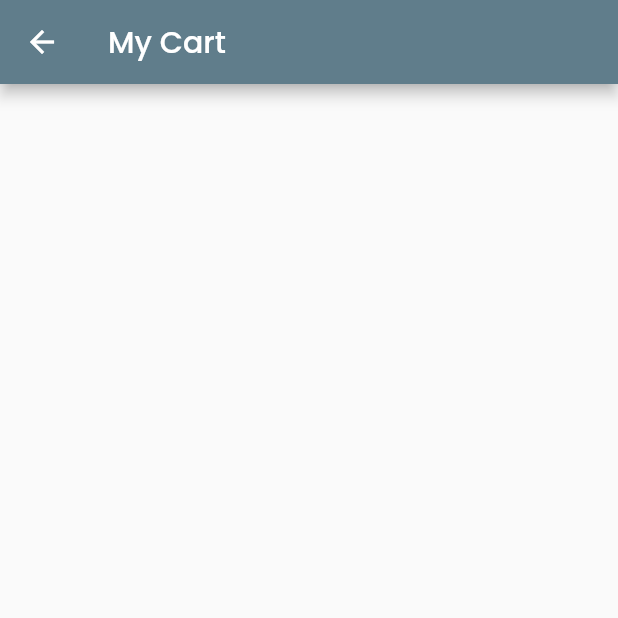
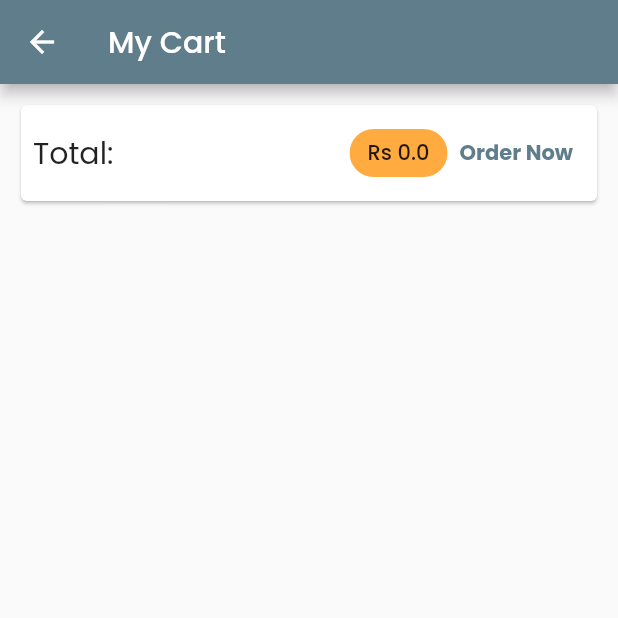
Before and after one commit to jaysoni-ash42/flutter_udemy_class_projects, a Flutter app: the CartScreen screen opened directly, on a phone screen of 412 x 824 dp, the top half of it. Run offline on Flutter 3.47's test engine with Material 2 defaults, Android fonts, the phone set to English and light mode, and no system bars; network calls fail.

Commit message:
added more pages

```diff
--- a/shop_app/lib/providers/cart.dart
+++ b/shop_app/lib/providers/cart.dart
@@ -18,7 +18,7 @@ class CartItem {
 }
 
 class Cart with ChangeNotifier {
-  final Map<String, CartItem> _cartItem = {};
+  Map<String, CartItem> _cartItem = {};
 
   Map<String, CartItem> get getCartItems {
     return {..._cartItem};
@@ -26,6 +26,14 @@ class Cart with ChangeNotifier {
 
   int get totalCartItems {
     return _cartItem.length;
+  }
+
+  double get totalAmount {
+    var totalCount = 0.0;
+    _cartItem.forEach((key, value) {
+      totalCount += value.price * value.quantity;
+    });
+    return totalCount;
   }
 
   void addItem(String id, double price, String imageUrl, String description,
@@ -39,7 +47,7 @@ class Cart with ChangeNotifier {
               description: value.description,
               imageUrl: imageUrl,
               price: price,
-              quantity: quantity + 1,
+              quantity: value.quantity + quantity,
               title: value.title));
     } else {
       _cartItem.putIfAbsent(
@@ -54,4 +62,14 @@ class Cart with ChangeNotifier {
     }
     notifyListeners();
   }
+
+  void deleteItem(String productId) {
+    _cartItem.remove(productId);
+    notifyListeners();
+  }
+
+  void clearCart() {
+    _cartItem = {};
+    notifyListeners();
+  }
 }
--- a/shop_app/lib/screens/cart_screen.dart
+++ b/shop_app/lib/screens/cart_screen.dart
@@ -1,13 +1,67 @@
 import 'package:flutter/material.dart';
+import 'package:provider/provider.dart';
+import 'package:shop_app/providers/order.dart';
+import '../providers/cart.dart' show Cart;
+import '../widgets/cart_item.dart';
 
 class CartScreen extends StatelessWidget {
   const CartScreen({Key? key}) : super(key: key);
 
   @override
   Widget build(BuildContext context) {
+    final totalAmount = Provider.of<Cart>(context).totalAmount;
+    final totalItems = Provider.of<Cart>(context).totalCartItems;
+    final cart = Provider.of<Cart>(context).getCartItems;
+    final clearCart = Provider.of<Cart>(context).clearCart;
+    final addOrder = Provider.of<Order>(context).addOrder;
     return Scaffold(
         appBar: AppBar(title: const Text("My Cart")),
-        body: Container(//TODO add cart ui
-            ));
+        body: Container(
+            margin: const EdgeInsets.all(10.0),
+            child: Column(
+              children: <Widget>[
+                Card(
+                  child: Padding(
+                    padding: const EdgeInsets.all(8.0),
+                    child: Row(
+                      mainAxisAlignment: MainAxisAlignment.spaceBetween,
+                      children: [
+                        const Text("Total:", style: TextStyle(fontSize: 20)),
+                        const Spacer(),
+                        Chip(
+                          label: Text("Rs $totalAmount"),
+                          backgroundColor:
+                              Theme.of(context).colorScheme.secondary,
+                        ),
+                        TextButton(
+                            onPressed: () {
+                              addOrder(cart.values.toList(), totalAmount);
+                              clearCart();
+                            },
+                            child: const Text(
+                              "Order Now",
+                              style: TextStyle(fontWeight: FontWeight.bold),
+                            )),
+                      ],
+                    ),
+                  ),
+                ),
+                const SizedBox(
+                  height: 10,
+                ),
+                Expanded(
+                    child: ListView.builder(
+                        itemCount: totalItems,
+                        itemBuilder: (ctx, i) => CartItem(
+                              id: cart.values.toList()[i].id,
+                              description: cart.values.toList()[i].description,
+                              imageUrl: cart.values.toList()[i].imageUrl,
+                              price: cart.values.toList()[i].price,
+                              quantity: cart.values.toList()[i].quantity,
+                              title: cart.values.toList()[i].title,
+                              productId: cart.keys.toList()[i],
+                            )))
+              ],
+            )));
   }
 }
--- a/shop_app/lib/util/constants.dart
+++ b/shop_app/lib/util/constants.dart
@@ -1,3 +1,3 @@
 const PRODUCT_DETAIL_PAGE_ROUTE_NAME = "product_details_page";
-
-enum ProductOverViewAppBarEnum { favourites, all }
+const CART_ITEMS_PAGE_ROUTE_NAME = "cart_items_page";
+const ORDER_PAGE_ROUTE_NAME = "order_page";
--- /dev/null
+++ b/shop_app/lib/util/enum.dart
@@ -0,0 +1 @@
+enum ProductOverViewAppBarEnum { favourites, all }
--- a/shop_app/pubspec.yaml
+++ b/shop_app/pubspec.yaml
@@ -18,6 +18,7 @@ dependencies:
 
   cupertino_icons: ^1.0.2
   provider: ^6.0.3
+  intl: ^0.15.8
 
 dev_dependencies:
   flutter_test:
```
Also changed, not shown: shop_app/lib/main.dart (+12 -4 lines), shop_app/lib/providers/order.dart (added, +34 -0 lines), shop_app/lib/screens/order_screen.dart (added, +26 -0 lines), shop_app/lib/screens/product_overview_screen.dart (+12 -4 lines), shop_app/lib/screens/products_detail_screen.dart (+44 -8 lines), shop_app/lib/util/helper.dart (added, +25 -0 lines), shop_app/lib/widgets/app_drawer.dart (added, +34 -0 lines), shop_app/lib/widgets/cart_item.dart (added, +75 -0 lines), shop_app/lib/widgets/order_item.dart (added, +71 -0 lines), shop_app/lib/widgets/product_item.dart (+11 -7 lines), shop_app/pubspec.lock.
